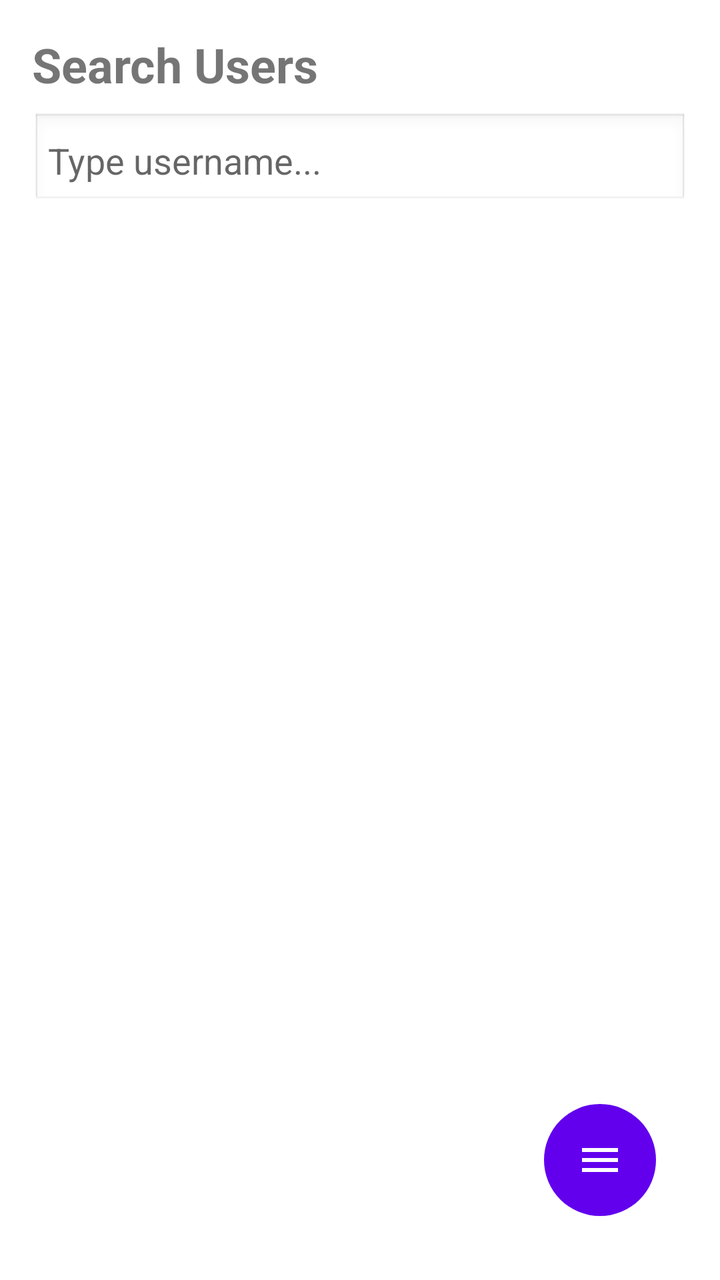
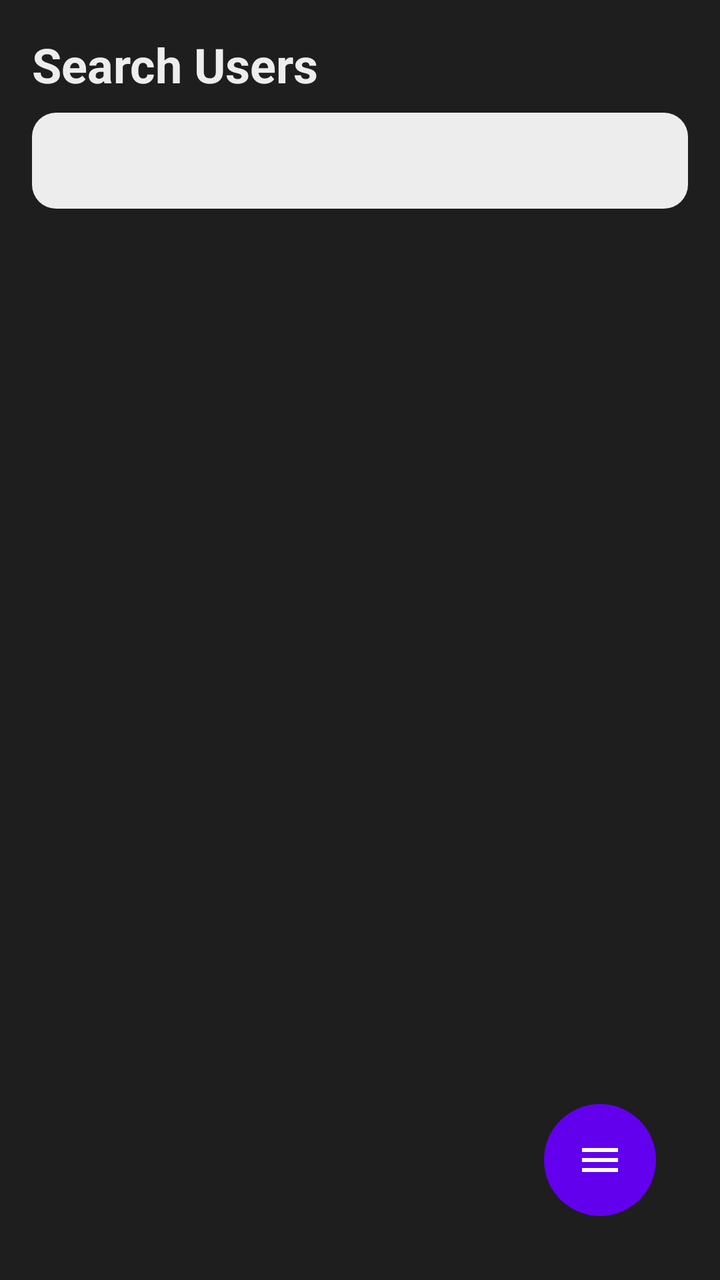

Two renders of the same Android screen: before a commit and after it. Below are the layout's source before the change and the commit's diff.
<!-- AndroidManifest.xml: application theme Theme.VIRE -->
<!-- res/layout/activity_search.xml -->
<?xml version="1.0" encoding="utf-8"?>
<RelativeLayout xmlns:android="http://schemas.android.com/apk/res/android"
    android:id="@+id/searchRoot"
    android:layout_width="match_parent"
    android:layout_height="match_parent"
    android:padding="16dp">

    
    <TextView
        android:id="@+id/searchHeader"
        android:layout_width="wrap_content"
        android:layout_height="wrap_content"
        android:text="Search Users"
        android:textSize="24sp"
        android:textStyle="bold"
        android:layout_alignParentStart="true"
        android:layout_marginBottom="8dp"/>

    
    <EditText
        android:id="@+id/searchInput"
        android:layout_width="match_parent"
        android:layout_height="wrap_content"
        android:layout_below="@id/searchHeader"
        android:hint="Type username..."
        android:inputType="text"
        android:padding="8dp"
        android:background="@android:drawable/edit_text"
        android:layout_marginBottom="8dp"/>

    
    <ListView
        android:id="@+id/usersListView"
        android:layout_width="match_parent"
        android:layout_height="match_parent"
        android:layout_below="@id/searchInput"
        android:divider="@android:color/darker_gray"
        android:dividerHeight="1dp"
        android:paddingTop="4dp"
        android:paddingBottom="60dp"/> 

    
    <ImageButton
        android:id="@+id/hamburgerButton"
        android:layout_width="56dp"
        android:layout_height="56dp"
        android:layout_alignParentBottom="true"
        android:layout_alignParentEnd="true"
        android:layout_margin="16dp"
        android:background="@drawable/circle_bg"
        android:src="@drawable/ic_menu_hamburger"
        android:contentDescription="Menu"
        android:tint="@android:color/white" />

</RelativeLayout>
<!-- resources referenced by this layout -->
<resources>
  <!-- drawable circle_bg (drawable) -->
  <?xml version="1.0" encoding="utf-8"?>
  
  <shape xmlns:android="http://schemas.android.com/apk/res/android"
      android:shape="oval">
  
      
      <solid android:color="@color/purple_500"/>
  
      
      <size
          android:width="56dp"
          android:height="56dp"/>
  </shape>
  <!-- drawable ic_menu_hamburger (drawable) -->
  <?xml version="1.0" encoding="utf-8"?>
  <vector xmlns:android="http://schemas.android.com/apk/res/android"
      android:width="24dp"
      android:height="24dp"
      android:viewportWidth="24"
      android:viewportHeight="24">
      <path
          android:fillColor="#000000"
          android:pathData="M3,6h18v2H3V6zM3,11h18v2H3v-2zM3,16h18v2H3v-2z"/>
  </vector>
  <style name="Theme.VIRE" parent="Theme.MaterialComponents.DayNight.NoActionBar">
          
          <item name="colorPrimary">#6200EE</item>  
          <item name="colorPrimaryVariant">#3700B3</item>
          <item name="colorOnPrimary">#FFFFFF</item>
          
          <item name="colorSecondary">#03DAC5</item>
          <item name="colorSecondaryVariant">#018786</item>
          <item name="colorOnSecondary">#000000</item>
      </style>
  <color name="purple_500">#6200EE</color>
</resources>

<!-- the commit's change to res/layout/activity_search.xml (unified diff, before → after) -->
@@ -3,7 +3,10 @@
     android:id="@+id/searchRoot"
     android:layout_width="match_parent"
     android:layout_height="match_parent"
-    android:padding="16dp">
+    android:padding="16dp"
+    android:fitsSystemWindows="true"
+    android:paddingBottom="20dp"
+    android:background="@color/darker_gray">
 
     
     <TextView
@@ -13,6 +16,7 @@
         android:text="Search Users"
         android:textSize="24sp"
         android:textStyle="bold"
+        android:textColor="@color/light_gray"
         android:layout_alignParentStart="true"
         android:layout_marginBottom="8dp"/>
 
@@ -20,13 +24,15 @@
     <EditText
         android:id="@+id/searchInput"
         android:layout_width="match_parent"
-        android:layout_height="wrap_content"
+        android:layout_height="48dp"
         android:layout_below="@id/searchHeader"
         android:hint="Type username..."
         android:inputType="text"
-        android:padding="8dp"
-        android:background="@android:drawable/edit_text"
-        android:layout_marginBottom="8dp"/>
+        android:padding="12dp"
+        android:textColor="@color/black"
+        android:textColorHint="@color/light_gray"
+        android:background="@drawable/search_bar_bg"
+        android:layout_marginBottom="12dp"/>
 
     
     <ListView
@@ -34,10 +40,11 @@
         android:layout_width="match_parent"
         android:layout_height="match_parent"
         android:layout_below="@id/searchInput"
-        android:divider="@android:color/darker_gray"
+        android:divider="@android:color/white"
         android:dividerHeight="1dp"
         android:paddingTop="4dp"
-        android:paddingBottom="60dp"/> 
+        android:paddingBottom="80dp"
+        android:layout_marginBottom="8dp"/>
 
     
     <ImageButton
<!-- resource entries referenced after the edit -->
@@ -1,5 +1,8 @@
 <!-- resources referenced by this layout -->
 <resources>
+  <color name="black">#000000</color>
+  <color name="darker_gray">#1E1E1E</color>
+  <color name="light_gray">#EDEDED</color>
   <!-- drawable circle_bg (drawable) -->
   <?xml version="1.0" encoding="utf-8"?>
   
@@ -25,6 +28,12 @@
           android:fillColor="#000000"
           android:pathData="M3,6h18v2H3V6zM3,11h18v2H3v-2zM3,16h18v2H3v-2z"/>
   </vector>
+  <!-- drawable search_bar_bg (drawable) -->
+  <?xml version="1.0" encoding="utf-8"?>
+  <shape xmlns:android="http://schemas.android.com/apk/res/android" android:shape="rectangle">
+      <solid android:color="@color/light_gray" />
+      <corners android:radius="12dp" />
+  </shape>
   <style name="Theme.VIRE" parent="Theme.MaterialComponents.DayNight.NoActionBar">
           
           <item name="colorPrimary">#6200EE</item>  
